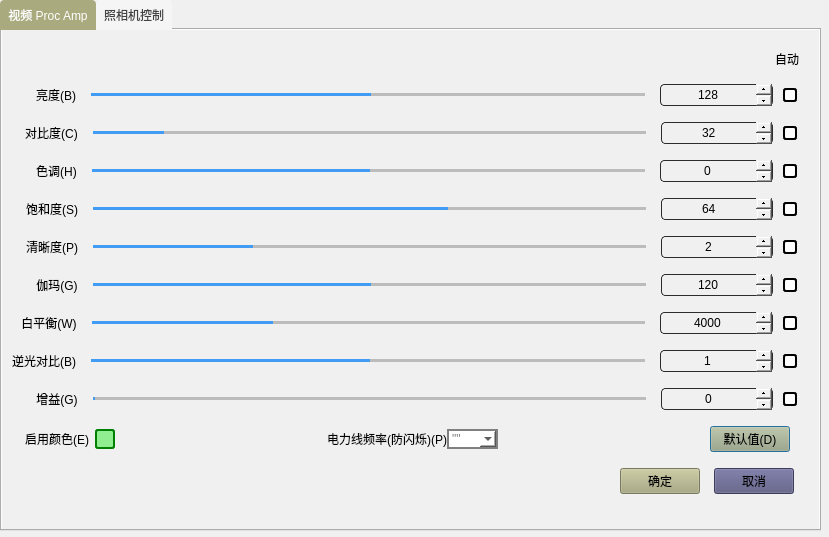
Cynicarlos/Camera, file videocapturefilter.ui: the form before one commit.
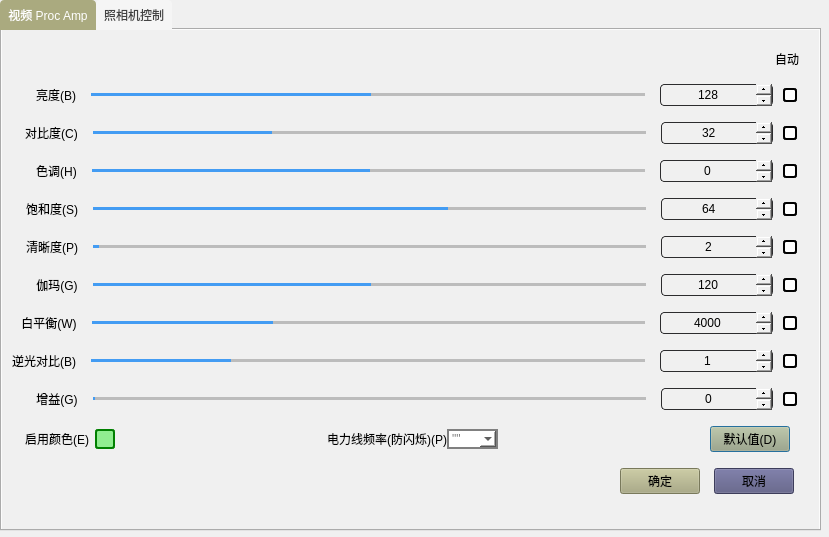
The form after the commit. Icons and pictures are not drawn.

```diff
--- a/videocapturefilter.ui
+++ b/videocapturefilter.ui
@@ -345,7 +345,7 @@
 }</string>
             </property>
             <property name="maximum">
-             <number>255</number>
+             <number>100</number>
             </property>
             <property name="value">
              <number>32</number>
@@ -791,8 +791,11 @@
  background: qlineargradient(spread:pad, x1:0, y1:1, x2:0, y2:0, stop:0 #439cf3, stop:0.25 #439cf3, stop:0.5 #439cf3, stop:1 #439cf3);                     
 }</string>
             </property>
+            <property name="minimum">
+             <number>0</number>
+            </property>
             <property name="maximum">
-             <number>7</number>
+             <number>255</number>
             </property>
             <property name="value">
              <number>2</number>
@@ -1227,7 +1230,7 @@
 }</string>
             </property>
             <property name="maximum">
-             <number>2</number>
+             <number>4</number>
             </property>
             <property name="value">
              <number>1</number>
```
Left out of the diff: 21 changed lines with no effect on the pictures.
